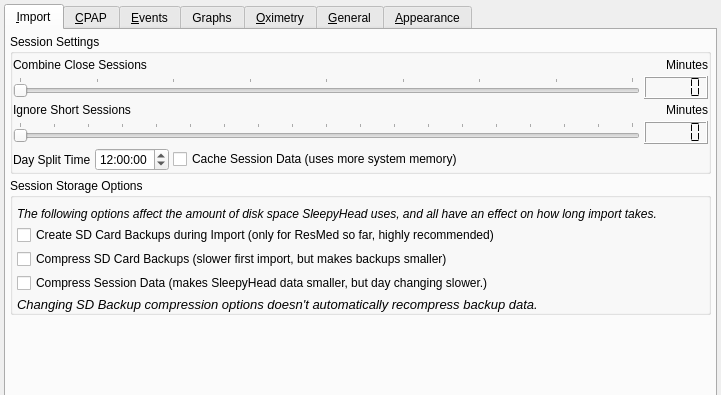
Before: the Qt Designer form sleepyhead/preferencesdialog.ui in sbonaime/sleepyhead-code., drawn with Qt 5; both pictures show x 0 to 721 and y 0 to 395 of the 721 by 610 pixel window.
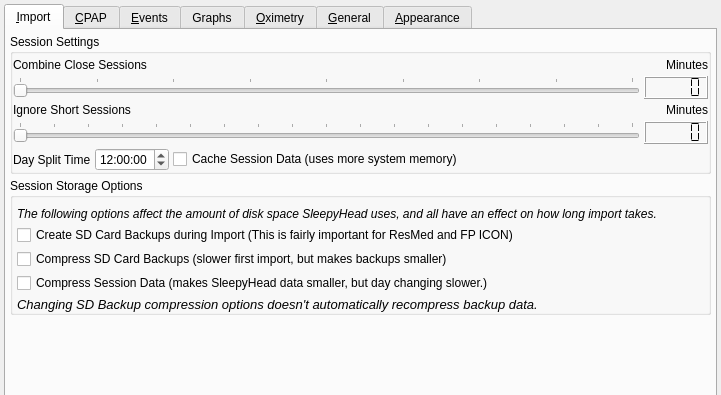
After: the same form once the commit is applied. The open tabs and pages were chosen to show the change. Icons and pictures are not drawn.

Commit message: Use repaint() in gGraphView

Diff of the .ui file:
```diff
--- a/sleepyhead/preferencesdialog.ui
+++ b/sleepyhead/preferencesdialog.ui
@@ -346,7 +346,7 @@
 (Highly recomended, unless your short on disk space or don't care about the graph data)</string>
             </property>
             <property name="text">
-             <string>Create SD Card Backups during Import (only for ResMed so far, highly recommended)</string>
+             <string>Create SD Card Backups during Import (This is fairly important for ResMed and FP ICON)</string>
             </property>
            </widget>
           </item>
```
Left out of the diff: 2 changed lines with no effect on the pictures. The commit also changes 1 other file.
